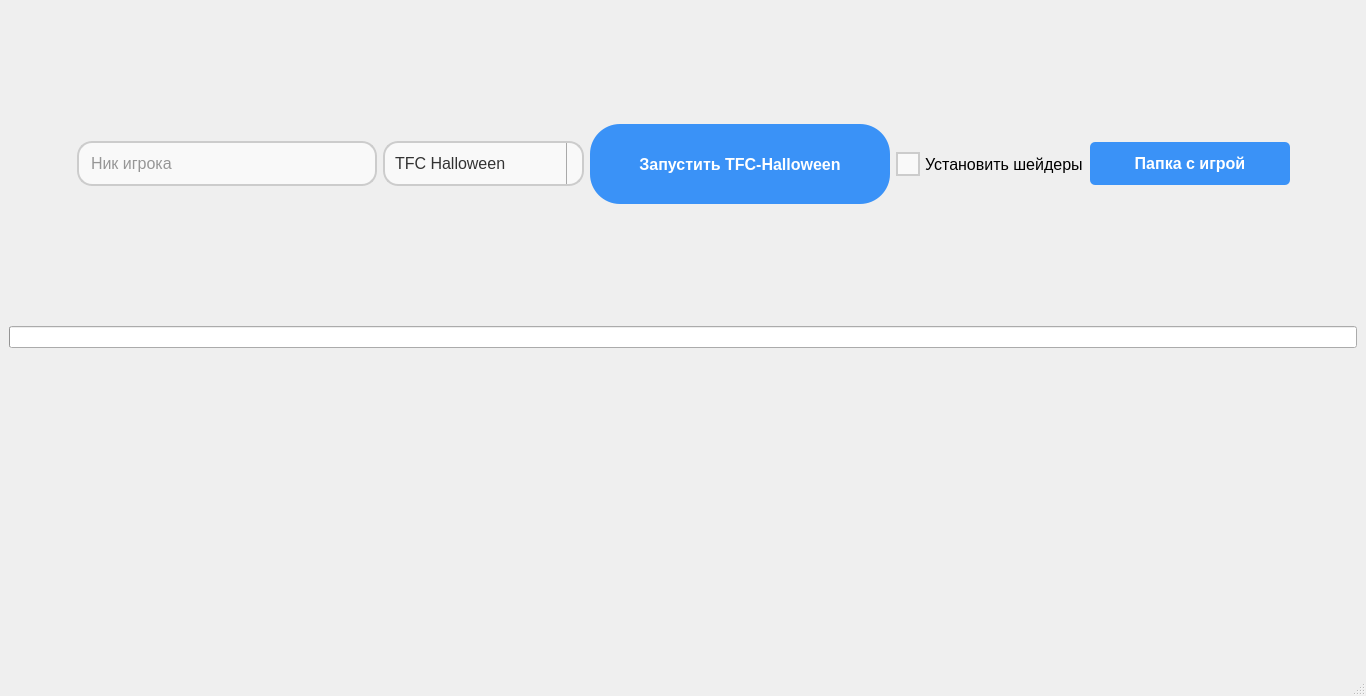
Above: src/launcher/design/design.ui from izharus/tfc_halloween_launcher before the change. Below: the same form after it.
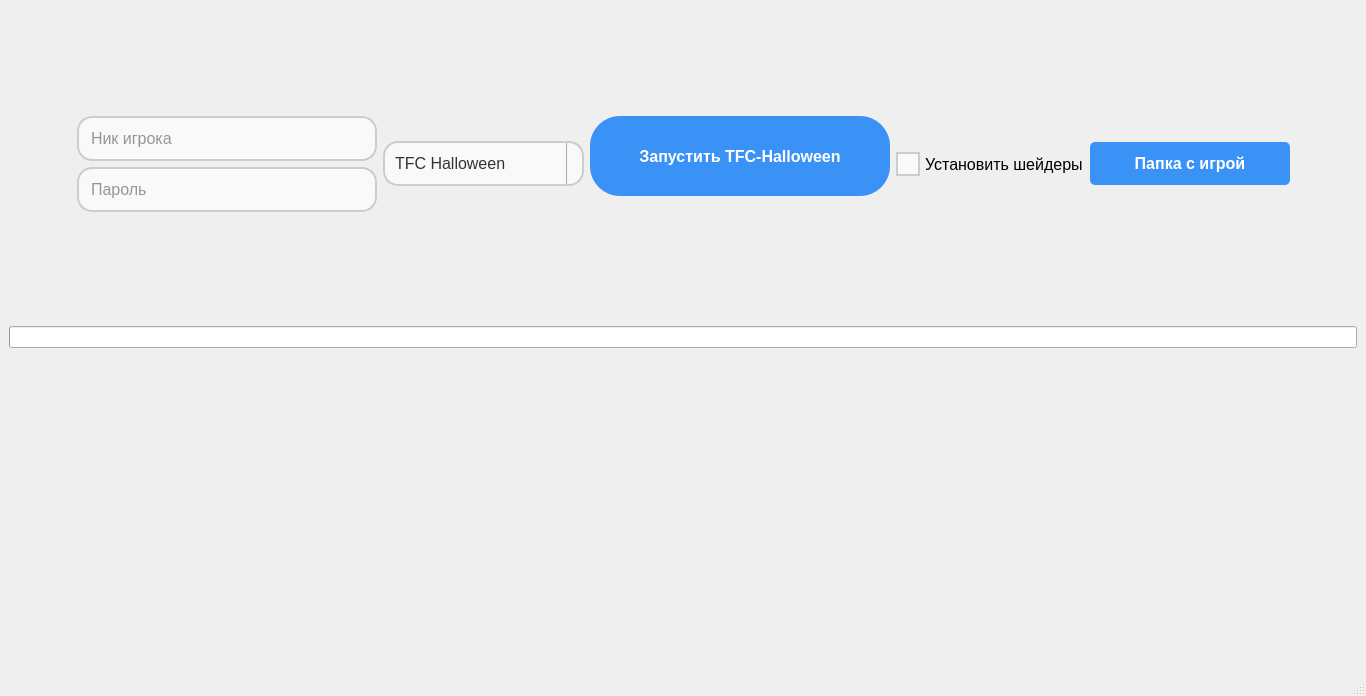
That is the form after the change. Icons and pictures are not drawn.

Commit message: Fea: add authorization by username and password

```diff
--- a/src/launcher/design/design.ui
+++ b/src/launcher/design/design.ui
@@ -66,6 +66,8 @@
          </spacer>
         </item>
         <item>
+         <layout class="QVBoxLayout" name="verticalLayout_3">
+          <item>
          <widget class="QLineEdit" name="lineEdit_nickname">
           <property name="minimumSize">
            <size>
@@ -109,6 +111,41 @@
            <string>Ник игрока</string>
           </property>
          </widget>
+          </item>
+          <item>
+           <widget class="QLineEdit" name="lineEdit_password">
+            <property name="styleSheet">
+             <string notr="true">/* Modern Style QLineEdit */
+.QLineEdit {
+  border: 2px solid #ccc;
+  background-color: #f9f9f9;
+  color: #333;
+  padding: 10px;
+  font-size: 16px;
+  border-radius: 15px; /* Adjust the value to control the corner smoothness */
+}
+
+.QLineEdit:focus {
+  outline: none;
+  border-color: #4287f5;
+  background-color: #fff;
+}
+
+.QLineEdit::placeholder {
+  color: #999;
+}
+
+.QLineEdit:hover {
+  border-color: #999;
+}
+</string>
+            </property>
+            <property name="placeholderText">
+             <string>Пароль</string>
+            </property>
+           </widget>
+          </item>
+         </layout>
         </item>
         <item>
          <widget class="QComboBox" name="comboBox_server_type">
```
Lines whose indentation alone changed are shown as unchanged. The commit also changes 2 other files.
